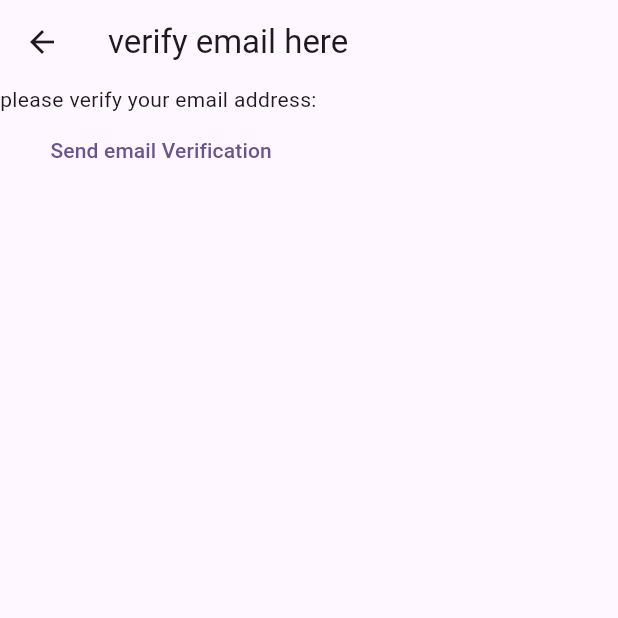
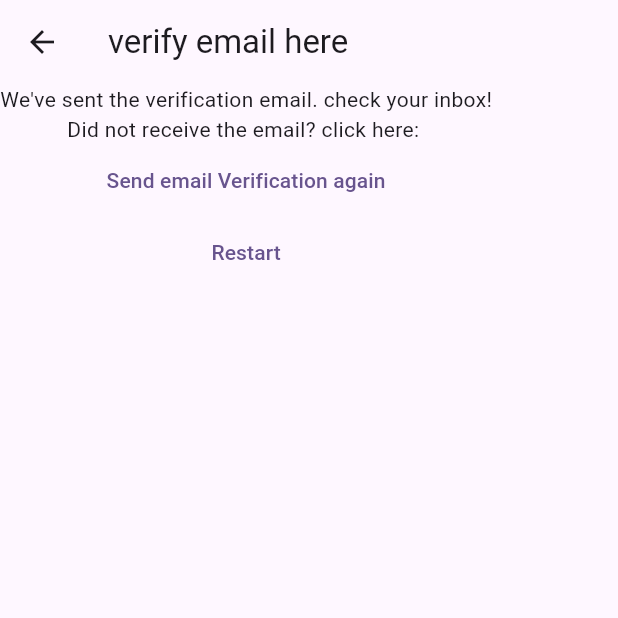
Before and after one commit to fakhar-iqbal/NotesAppFlutter, a Flutter app: the VerifyEmailView screen opened directly, on a phone screen of 412 x 824 dp, the top half of it. Run offline on Flutter 3.47's test engine with Material 3 defaults, Android fonts, the phone set to English and light mode, and no system bars; our stand-ins replace firebase_auth, firebase_core; accounts and stored records are empty.

Commit message:
verification part

```diff
--- a/lib/constants/routes.dart
+++ b/lib/constants/routes.dart
@@ -1,3 +1,4 @@
 const loginRoute = '/login/';
 const registerRoute = '/register/';
 const notesRoute = '/notes/';
+const verifyEmailRoute = '/verify/';
--- a/lib/main.dart
+++ b/lib/main.dart
@@ -25,6 +25,7 @@ void main() {
         loginRoute: (context)=> const LoginView(),
         registerRoute : (context) => const RegisterView(),
         notesRoute: (context)=> const NotesView(),
+        verifyEmailRoute: (context)=> const VerifyEmailView(),
       },
     ),);
 }
--- a/lib/views/register_view.dart
+++ b/lib/views/register_view.dart
@@ -69,7 +69,10 @@ class _RegisterViewState extends State<RegisterView> {
 
           try {
 
-              final UserCredential=  await FirebaseAuth.instance.createUserWithEmailAndPassword(email: email, password: password);
+              await FirebaseAuth.instance.createUserWithEmailAndPassword(email: email, password: password);
+              final user  = FirebaseAuth.instance.currentUser;
+            await user?.sendEmailVerification();
+              Navigator.of(context).pushNamed(verifyEmailRoute);
 
           } on FirebaseAuthException catch (e) {
             await showErrorDialog(context, e.code);
--- a/lib/views/verify_email_view.dart
+++ b/lib/views/verify_email_view.dart
@@ -1,7 +1,9 @@
 
 
 import 'package:firebase_auth/firebase_auth.dart';
+import 'package:firebase_core/firebase_core.dart';
 import 'package:flutter/material.dart';
+import 'package:notesfirst/constants/routes.dart';
 
 class VerifyEmailView extends StatefulWidget {
   const VerifyEmailView({super.key});
@@ -18,14 +20,20 @@ class _VerifyEmailViewState extends State<VerifyEmailView> {
         title: Text('verify email here'),
       ),
       body: Column(children: [
-          const Text('please verify your email address: '),
+          const Text("We've sent the verification email. check your inbox!"),
+          const Text('Did not receive the email? click here: '),
           TextButton(onPressed: () async {
 
             final user  = FirebaseAuth.instance.currentUser;
             await user?.sendEmailVerification();
 
 
-          },child: const Text('Send email Verification'),)
+          },child: const Text('Send email Verification again'),),
+          TextButton(onPressed: () async{
+            await FirebaseAuth.instance.signOut();
+            Navigator.of(context).pushNamedAndRemoveUntil(registerRoute, (route)=>false,);
+          },
+          child: Text('Restart'),),
         ],),
     );
   }
```
